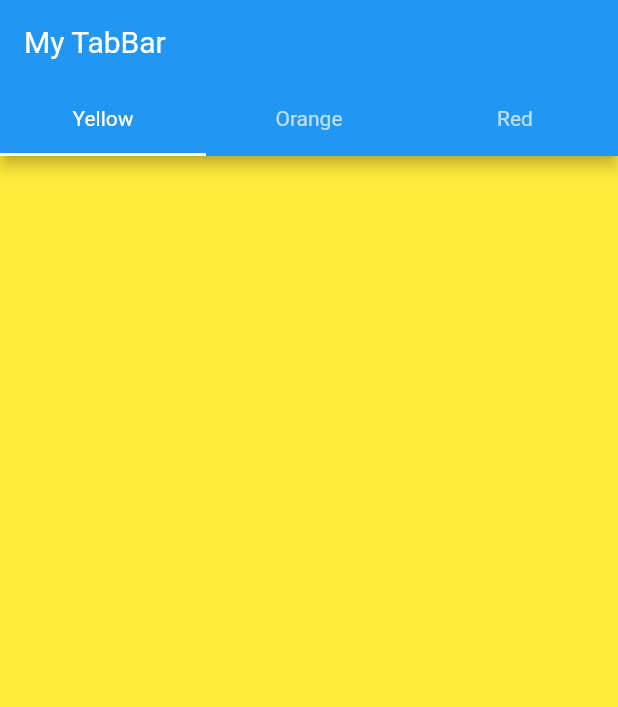
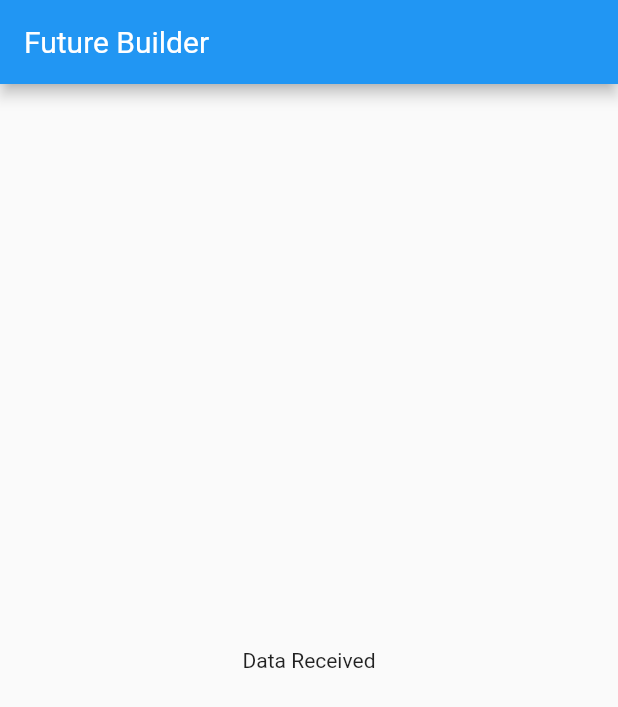
Before and after one commit to josephmtinangi/flutter-app, a Flutter app: the screen it shows after launch, on a phone screen of 412 x 824 dp. Shown: the top 707 px of the screen. Run offline on Flutter 3.47's test engine with Material 2 defaults, Android fonts, the phone set to English and light mode, and no system bars.

Commit message:
Future builder

```diff
--- a/lib/main.dart
+++ b/lib/main.dart
@@ -8,28 +8,51 @@ class MyHomePage extends StatefulWidget {
 }
 
 class MyHomePageState extends State<MyHomePage> {
+  // hold the future
+  Future<bool> completed;
+
+  // hold the data
+  String _receivedData;
+
+  @override
+  void initState() {
+    print('initState');
+
+    super.initState();
+
+    completed = loadData();
+  }
+
   @override
   Widget build(BuildContext context) {
     return MaterialApp(
       title: 'Flutter',
-      home: DefaultTabController(
-          length: 3,
-          child: Scaffold(
-            appBar: AppBar(
-              title: Text('My TabBar'),
-              bottom: TabBar(tabs: <Widget>[
-                Tab(text: 'Yellow'),
-                Tab(text: 'Orange'),
-                Tab(text: 'Red')
-              ]),
-            ),
-            body: TabBarView(children: <Widget>[
-              Container(color: Colors.yellow),
-              Container(color: Colors.orange),
-              Container(color: Colors.red)
-            ]),
-          )),
+      home: Scaffold(
+        appBar: AppBar(
+          title: Text('Future Builder'),
+        ),
+        body: Center(
+            child: FutureBuilder(
+                future: completed,
+                builder: (context, snapshot) {
+                  if (snapshot.hasData) {
+                    return Text(_receivedData);
+                  } else {
+                    return CircularProgressIndicator();
+                  }
+                })),
+      ),
       debugShowCheckedModeBanner: false,
     );
   }
+
+  Future<bool> loadData() async {
+    print('Start');
+    // dummy loading
+    // creates delay of 3 seconds
+    await Future.delayed(Duration(seconds: 5));
+    _receivedData = 'Data Received';
+    print('Done');
+    return true;
+  }
 }
```
